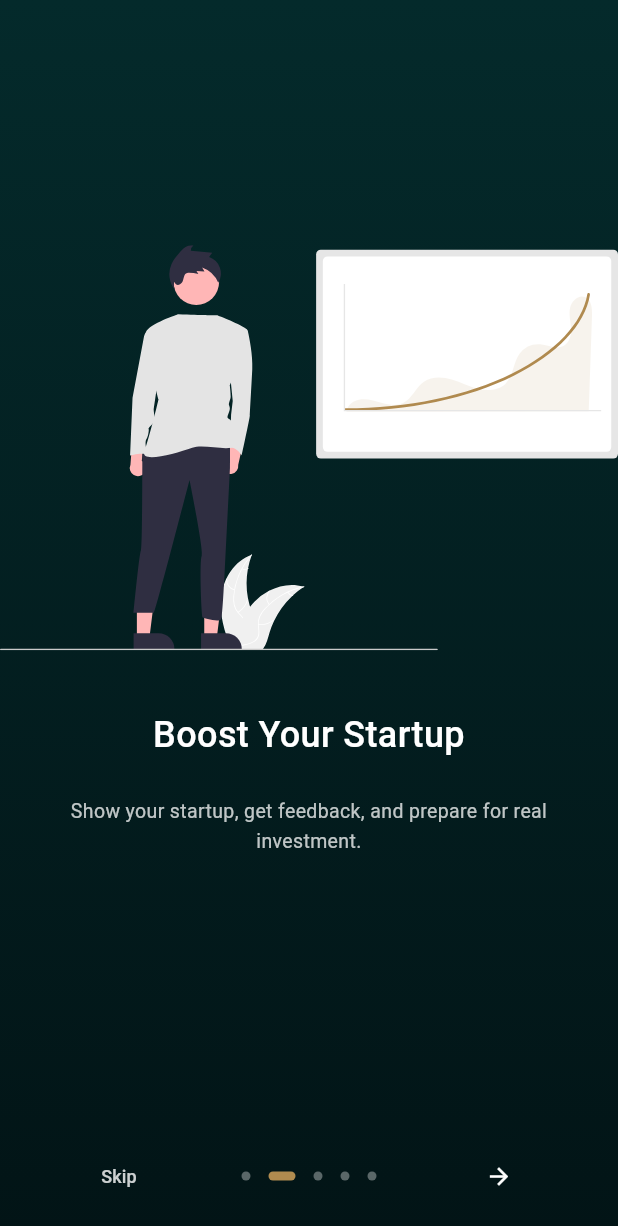
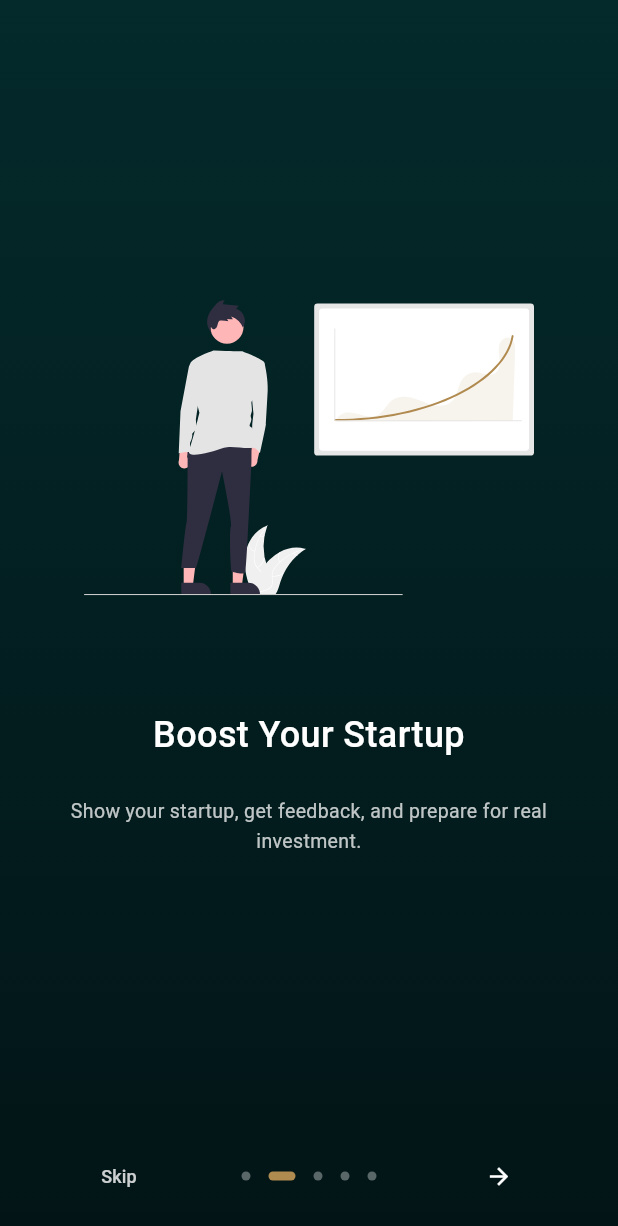
Before and after one commit to Dada6x/StepUP, a Flutter app: the screen it shows after launch, swiped to page 2, on a phone screen of 412 x 824 dp. Shown: the top 1226 px of the screen. Run offline on Flutter 3.47's test engine with Material 3 defaults, Android fonts, the phone set to English and light mode, and no system bars; drawn by our look-alikes of introduction_screen; our stand-ins replace connectivity_plus, dio, fancy_shimmer_image, file_picker, flutter_animate, flutter_screenutil and 10 more; missing offline and left inert: iconify_flutter_plus, veriff_flutter; project files that could hold a hidden picture were left out.

Commit message:
updated the introduction Screens

```diff
--- a/lib/presentation/pages/introduction_screens/intro_screen.dart
+++ b/lib/presentation/pages/introduction_screens/intro_screen.dart
@@ -56,11 +56,14 @@ class OnBoardingPage extends StatelessWidget {
 
                 // 2) For Startups
                 PageViewModel(
-
                   title: "Boost Your Startup",
                   body:
                       "Show your startup, get feedback, and prepare for real investment.",
-                  image: const _OnboardingSvg(assetPath: 'assets/boost.svg',),
+                  image: const _OnboardingSvg(
+                    assetPath: 'assets/boost.svg',
+                    height: 500,
+                    width: 300,
+                  ),
                   decoration: pageDecoration,
                 ),
 
@@ -78,7 +81,11 @@ class OnBoardingPage extends StatelessWidget {
                   title: "Mentor With Impact",
                   body:
                       "Share your experience and help founders avoid the mistakes you’ve seen.",
-                  image: const _OnboardingSvg(assetPath: 'assets/mentor.svg'),
+                  image: const _OnboardingSvg(
+                    assetPath: 'assets/mentor.svg',
+                    width: 600,
+                    height: 600,
+                  ),
                   decoration: pageDecoration,
                 ),
 
@@ -87,7 +94,11 @@ class OnBoardingPage extends StatelessWidget {
                   title: "Trusted & Secure",
                   body:
                       "StepUp keeps your identity and data safe while you focus on growth.",
-                  image: const _OnboardingSvg(assetPath: 'assets/secure.svg'),
+                  image: const _OnboardingSvg(
+                    assetPath: 'assets/secure.svg',
+                    width: 420,
+                    height: 420,
+                  ),
                   decoration: pageDecoration,
                 ),
               ],
@@ -140,15 +151,22 @@ class OnBoardingPage extends StatelessWidget {
 /// SVG helper widget for onboarding illustrations (no circle)
 class _OnboardingSvg extends StatelessWidget {
   final String assetPath;
+  final double height;
+  final double width;
 
-  const _OnboardingSvg({super.key, required this.assetPath});
+  const _OnboardingSvg({
+    super.key,
+    required this.assetPath,
+    this.height = 500, // 👈 default height
+    this.width = 500, // 👈 default width
+  });
 
   @override
   Widget build(BuildContext context) {
     return Center(
       child: SizedBox(
-        height: 500,
-        width: 500,
+        height: height,
+        width: width,
         child: SvgPicture.asset(assetPath, fit: BoxFit.contain),
       ),
     );
```
Also changed, not shown: assets/StartUpLogo.svg (added).
